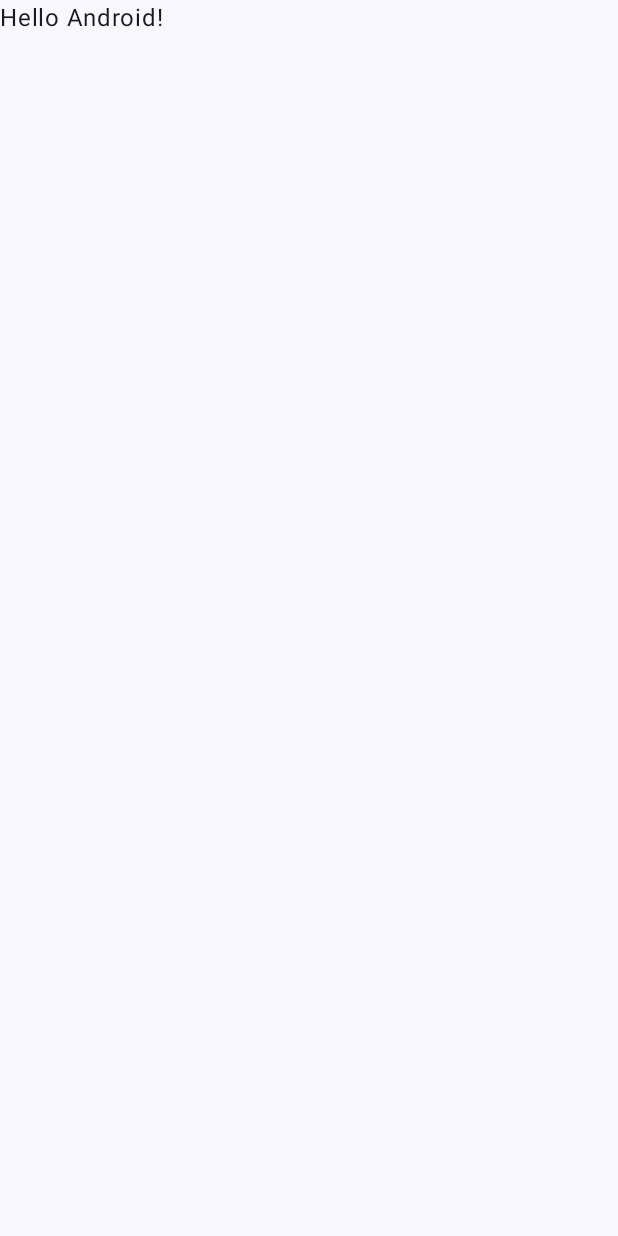
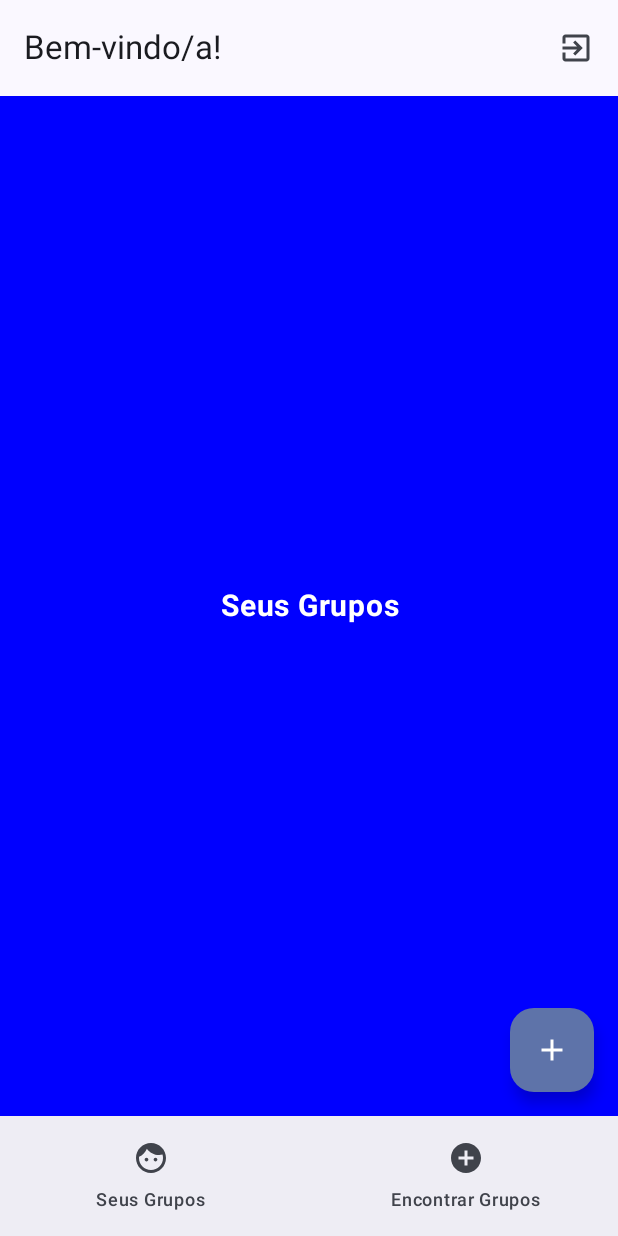
Before and after one commit to izab3lle/Projeto-DM---Semestre-25.2, an Android app built with Jetpack Compose: the MainActivity screen opened directly, with no data from a screen before it, on a phone screen of 412 x 824 dp. Before the commit the screen is almost empty. Run offline under Robolectric (Android 15) with nearby library versions, the phone set to English and light mode, and no system bars.

Commit message:
Tela inicial

```diff
--- a/app/src/main/java/com/ifpe/pdm/saveandwin/MainActivity.kt
+++ b/app/src/main/java/com/ifpe/pdm/saveandwin/MainActivity.kt
@@ -4,44 +4,77 @@ import android.os.Bundle
 import androidx.activity.ComponentActivity
 import androidx.activity.compose.setContent
 import androidx.activity.enableEdgeToEdge
+import androidx.activity.viewModels
+import androidx.compose.foundation.layout.Box
 import androidx.compose.foundation.layout.fillMaxSize
 import androidx.compose.foundation.layout.padding
+import androidx.compose.material.icons.Icons
+import androidx.compose.material.icons.automirrored.filled.ExitToApp
+import androidx.compose.material.icons.filled.Add
+import androidx.compose.material3.ExperimentalMaterial3Api
+import androidx.compose.material3.FloatingActionButton
+import androidx.compose.material3.Icon
+import androidx.compose.material3.IconButton
 import androidx.compose.material3.Scaffold
 import androidx.compose.material3.Text
+import androidx.compose.material3.TopAppBar
 import androidx.compose.runtime.Composable
+import androidx.compose.runtime.getValue
+import androidx.compose.runtime.mutableStateOf
+import androidx.compose.runtime.remember
+import androidx.compose.runtime.setValue
 import androidx.compose.ui.Modifier
 import androidx.compose.ui.tooling.preview.Preview
+import androidx.navigation.compose.rememberNavController
+import com.ifpe.pdm.saveandwin.ui.nav.BottomNavBar
+import com.ifpe.pdm.saveandwin.ui.nav.BottomNavItem
+import com.ifpe.pdm.saveandwin.ui.nav.MainNavHost
 import com.ifpe.pdm.saveandwin.ui.theme.SaveAndWinTheme
+import com.ifpe.pdm.saveandwin.viewmodel.MainViewModel
 
 class MainActivity : ComponentActivity() {
     override fun onCreate(savedInstanceState: Bundle?) {
         super.onCreate(savedInstanceState)
         enableEdgeToEdge()
         setContent {
+            val navController = rememberNavController()
+            val viewModel : MainViewModel by viewModels()   // State Hoisting - Deve ser declaraod no topo, para não ser reinicializado
+
             SaveAndWinTheme {
-                Scaffold(modifier = Modifier.fillMaxSize()) { innerPadding ->
-                    Greeting(
-                        name = "Android",
-                        modifier = Modifier.padding(innerPadding)
-                    )
+
+                Scaffold(
+                    topBar = {
+                        @OptIn(ExperimentalMaterial3Api::class)
+                        TopAppBar(
+                            title = { Text("Bem-vindo/a!") },
+                            actions = {
+                                IconButton( onClick = { finish() } ) {
+                                    Icon(
+                                        imageVector = Icons.AutoMirrored.Filled.ExitToApp,
+                                        contentDescription = "Localized description"
+                                    )
+                                }
+                            }
+                        )
+                    },
+                    bottomBar = {
+                        val items = listOf(
+                            BottomNavItem.UserGroupsButton,
+                            BottomNavItem.FindGroupsButton,
+                        )
+                        BottomNavBar(navController = navController, items)
+                    },
+                    floatingActionButton = {
+                        FloatingActionButton(onClick = { }) {
+                            Icon(Icons.Default.Add, contentDescription = "Adicionar")
+                        }
+                    }
+                ) { innerPadding ->
+                    Box(modifier = Modifier.padding(innerPadding)) {
+                        MainNavHost(navController = navController, viewModel = viewModel)
+                    }
                 }
             }
         }
     }
 }
-
-@Composable
-fun Greeting(name: String, modifier: Modifier = Modifier) {
-    Text(
-        text = "Hello $name!",
-        modifier = modifier
-    )
-}
-
-@Preview(showBackground = true)
-@Composable
-fun GreetingPreview() {
-    SaveAndWinTheme {
-        Greeting("Android")
-    }
-}
```
